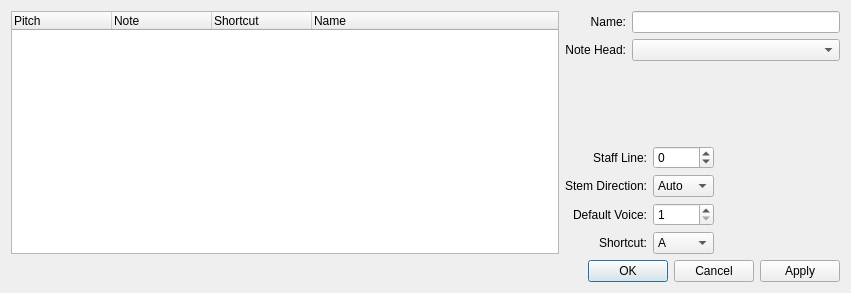
musescore/musescore-old, file mscore/mscore/editdrumset.ui: the form before one commit.
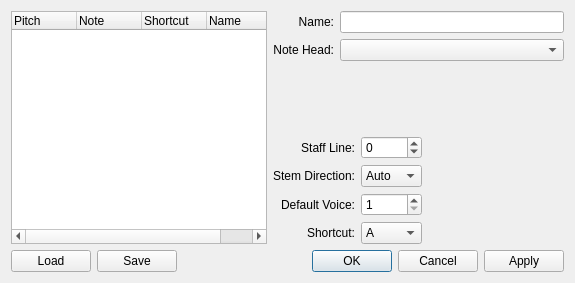
The form after the commit. Custom widgets are drawn as their Qt base class.

What changed in the file:
```diff
--- a/mscore/mscore/editdrumset.ui
+++ b/mscore/mscore/editdrumset.ui
@@ -6,16 +6,24 @@
    <rect>
     <x>0</x>
     <y>0</y>
-    <width>851</width>
-    <height>293</height>
+    <width>575</width>
+    <height>283</height>
    </rect>
   </property>
   <property name="windowTitle">
    <string>MuseScore: Edit Drumset</string>
   </property>
+  <layout class="QVBoxLayout" name="verticalLayout">
+   <item>
   <layout class="QGridLayout" name="gridLayout_3">
-   <item row="0" column="0" rowspan="3">
+     <item row="0" column="0" rowspan="2">
     <widget class="QTreeWidget" name="pitchList">
+       <property name="sizePolicy">
+        <sizepolicy hsizetype="MinimumExpanding" vsizetype="Expanding">
+         <horstretch>0</horstretch>
+         <verstretch>0</verstretch>
+        </sizepolicy>
+       </property>
      <property name="alternatingRowColors">
       <bool>true</bool>
      </property>
@@ -28,6 +36,15 @@
      <property name="allColumnsShowFocus">
       <bool>true</bool>
      </property>
+       <attribute name="headerDefaultSectionSize">
+        <number>65</number>
+       </attribute>
+       <attribute name="headerMinimumSectionSize">
+        <number>20</number>
+       </attribute>
+       <attribute name="headerStretchLastSection">
+        <bool>true</bool>
+       </attribute>
      <column>
       <property name="text">
        <string>Pitch</string>
@@ -94,9 +111,9 @@
      </item>
     </layout>
    </item>
-   <item row="2" column="1">
+     <item row="1" column="1">
     <layout class="QGridLayout" name="gridLayout">
-     <item row="0" column="0">
+       <item row="1" column="0">
       <widget class="QLabel" name="label_3">
        <property name="text">
         <string>Staff Line:</string>
@@ -106,14 +123,14 @@
        </property>
       </widget>
      </item>
-     <item row="0" column="1">
+       <item row="1" column="1">
       <widget class="QSpinBox" name="staffLine">
        <property name="minimum">
         <number>-12</number>
        </property>
       </widget>
      </item>
-     <item row="1" column="0">
+       <item row="2" column="0">
       <widget class="QLabel" name="label_4">
        <property name="text">
         <string>Stem Direction:</string>
@@ -123,7 +140,7 @@
        </property>
       </widget>
      </item>
-     <item row="1" column="1">
+       <item row="2" column="1">
       <widget class="QComboBox" name="stemDirection">
        <item>
         <property name="text">
@@ -142,7 +159,7 @@
        </item>
       </widget>
      </item>
-     <item row="2" column="0">
+       <item row="3" column="0">
       <widget class="QLabel" name="label_5">
        <property name="text">
         <string>Default Voice:</string>
@@ -152,7 +169,7 @@
        </property>
       </widget>
      </item>
-     <item row="2" column="1">
+       <item row="3" column="1">
       <widget class="QSpinBox" name="voice">
        <property name="minimum">
         <number>1</number>
@@ -162,7 +179,7 @@
        </property>
       </widget>
      </item>
-     <item row="3" column="0">
+       <item row="4" column="0">
       <widget class="QLabel" name="label_6">
        <property name="text">
         <string>Shortcut:</string>
@@ -172,7 +189,7 @@
        </property>
       </widget>
      </item>
-     <item row="3" column="1">
+       <item row="4" column="1">
       <widget class="QComboBox" name="shortcut">
        <item>
         <property name="text">
@@ -216,12 +233,25 @@
        </item>
       </widget>
      </item>
-    </layout>
-   </item>
-   <item row="2" column="2">
+       <item row="0" column="0">
+        <spacer name="verticalSpacer">
+         <property name="orientation">
+          <enum>Qt::Vertical</enum>
+         </property>
+         <property name="sizeHint" stdset="0">
+          <size>
+           <width>20</width>
+           <height>40</height>
+          </size>
+         </property>
+        </spacer>
+       </item>
+      </layout>
+     </item>
+     <item row="1" column="2">
     <widget class="Palette" name="drumNote" native="true">
      <property name="sizePolicy">
-      <sizepolicy hsizetype="Preferred" vsizetype="Preferred">
+        <sizepolicy hsizetype="MinimumExpanding" vsizetype="Preferred">
        <horstretch>0</horstretch>
        <verstretch>0</verstretch>
       </sizepolicy>
@@ -234,7 +264,36 @@
      </property>
     </widget>
    </item>
-   <item row="3" column="0" colspan="3">
+     <item row="2" column="0" colspan="3">
+      <layout class="QHBoxLayout" name="horizontalLayout">
+       <item>
+        <widget class="QPushButton" name="loadButton">
+         <property name="text">
+          <string>Load</string>
+         </property>
+        </widget>
+       </item>
+       <item>
+        <widget class="QPushButton" name="saveButton">
+         <property name="text">
+          <string>Save</string>
+         </property>
+        </widget>
+       </item>
+       <item>
+        <spacer name="horizontalSpacer">
+         <property name="orientation">
+          <enum>Qt::Horizontal</enum>
+         </property>
+         <property name="sizeHint" stdset="0">
+          <size>
+           <width>40</width>
+           <height>20</height>
+          </size>
+         </property>
+        </spacer>
+       </item>
+       <item>
     <widget class="QDialogButtonBox" name="buttonBox">
      <property name="orientation">
       <enum>Qt::Horizontal</enum>
@@ -244,18 +303,9 @@
      </property>
     </widget>
    </item>
-   <item row="1" column="1">
-    <spacer name="verticalSpacer">
-     <property name="orientation">
-      <enum>Qt::Vertical</enum>
-     </property>
-     <property name="sizeHint" stdset="0">
-      <size>
-       <width>20</width>
-       <height>40</height>
-      </size>
-     </property>
-    </spacer>
+      </layout>
+     </item>
+    </layout>
    </item>
   </layout>
  </widget>
```
Lines whose indentation alone changed are shown as unchanged.
